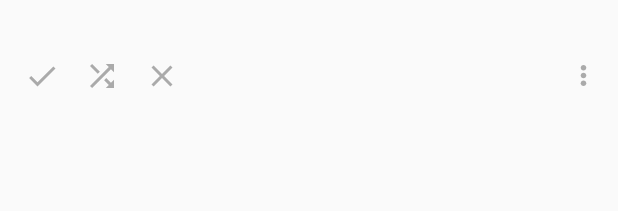
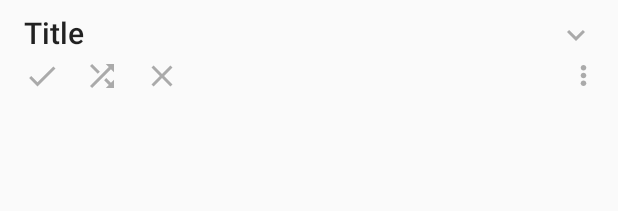
Before and after one commit to duiker101/TagsPro, an Android app: the layout content_tag_collection.xml on its own in the app's theme, with its tools: preview values and no code run, on a phone screen of 412 x 824 dp. Shown: the top 211 px of the screen. Run offline under Robolectric (Android 15) with nearby library versions, the phone set to English and light mode, and no system bars.

Commit message:
expand collapse, hide fab on scroll

```diff
--- a/app/src/main/java/net/duiker101/tagspro/tagspro/Models.kt
+++ b/app/src/main/java/net/duiker101/tagspro/tagspro/Models.kt
@@ -2,7 +2,7 @@ package net.duiker101.tagspro.tagspro
 
 
 // TODO color?
-data class TagCollection(var name: String = "New collection", var id: String = "") {
+data class TagCollection(var name: String = "New collection", var id: String = "", var expanded: Boolean = false) {
     var tags = ArrayList<Tag>()
 }
 
--- /dev/null
+++ b/app/src/main/res/drawable/ic_expand_white_24dp.xml
@@ -0,0 +1,5 @@
+<vector android:height="24dp" android:tint="#FFFFFF"
+    android:viewportHeight="24.0" android:viewportWidth="24.0"
+    android:width="24dp" xmlns:android="http://schemas.android.com/apk/res/android">
+    <path android:fillColor="#FF000000" android:pathData="M16.59,8.59L12,13.17 7.41,8.59 6,10l6,6 6,-6z"/>
+</vector>
--- a/app/src/main/res/layout/content_tag_collection.xml
+++ b/app/src/main/res/layout/content_tag_collection.xml
@@ -1,6 +1,7 @@
 <?xml version="1.0" encoding="utf-8"?>
 <android.support.constraint.ConstraintLayout xmlns:android="http://schemas.android.com/apk/res/android"
     xmlns:app="http://schemas.android.com/apk/res-auto"
+    android:animateLayoutChanges="true"
     android:layout_width="match_parent"
     android:layout_height="wrap_content"
     android:padding="8dp">
@@ -11,11 +12,21 @@
         android:layout_height="wrap_content"
         android:layout_marginStart="8dp"
         android:layout_marginLeft="8dp"
+        android:text="Title"
         android:layout_marginEnd="8dp"
         android:layout_marginRight="8dp"
         android:textAppearance="@style/Base.TextAppearance.AppCompat.Title"
         app:layout_constraintEnd_toEndOf="parent"
         app:layout_constraintStart_toStartOf="parent" />
+
+    <ImageButton
+        android:id="@+id/action_toggle_expand"
+        style="@style/CardFlatButton"
+        android:layout_width="wrap_content"
+        android:layout_height="30dp"
+        android:tint="#aaa"
+        app:layout_constraintEnd_toEndOf="parent"
+        app:srcCompat="@drawable/ic_expand_white_24dp" />
 
     <android.support.v7.widget.RecyclerView
         android:id="@+id/recyclerView"
--- a/build.gradle
+++ b/build.gradle
@@ -1,7 +1,7 @@
 // Top-level build file where you can add configuration options common to all sub-projects/modules.
 
 buildscript {
-    ext.kotlin_version = '1.2.41'
+    ext.kotlin_version = '1.2.50'
     repositories {
         google()
         jcenter()
```
Also changed, not shown: app/src/main/java/net/duiker101/tagspro/tagspro/TagCollectionAdapter.kt (added, +159 -0 lines), app/src/main/java/net/duiker101/tagspro/tagspro/TagCollectionsFragment.kt (+23 -133 lines).
